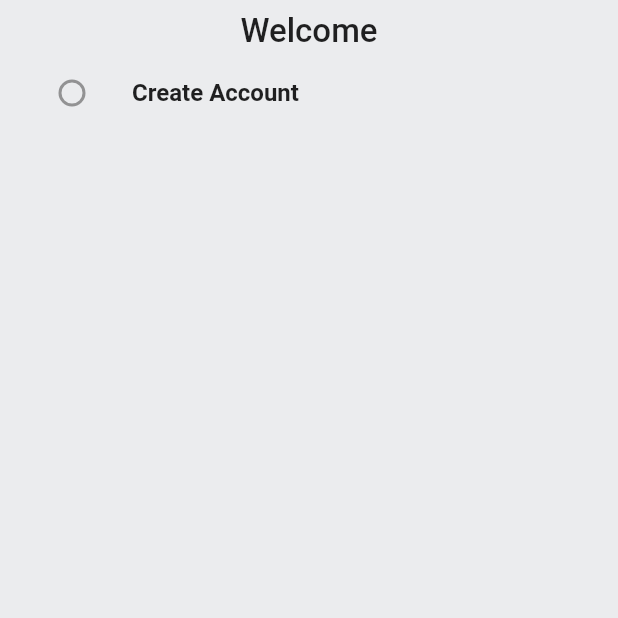
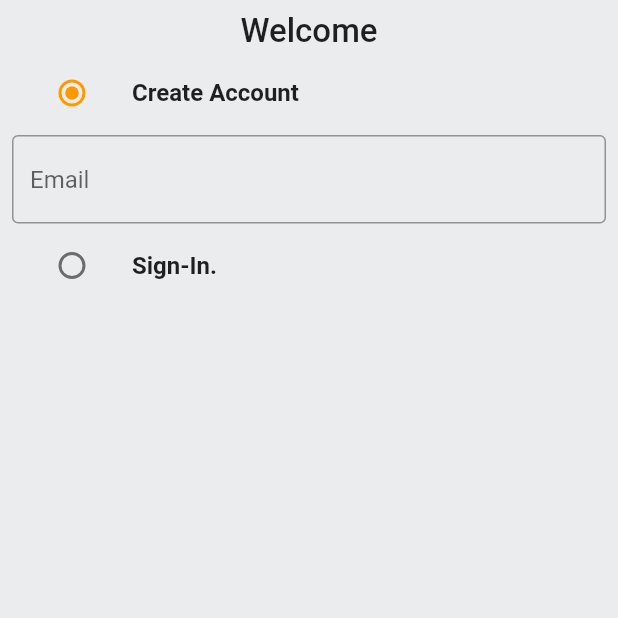
Before and after one commit to Utkarsh4517/Flutter_E-commerce, a Flutter app: the screen it shows after launch, on a phone screen of 412 x 824 dp, the top half of it. Run offline on Flutter 3.47's test engine with Material 2 defaults, Android fonts, the phone set to English and light mode, and no system bars; missing offline and left inert: dart:ffi.

Commit message:
created email form

```diff
--- /dev/null
+++ b/lib/common/widgets/custom_textfield.dart
@@ -0,0 +1,30 @@
+import 'package:flutter/material.dart';
+
+class CustomTextField extends StatelessWidget {
+  final TextEditingController controller;
+  final String hintText;
+  const CustomTextField({Key? key, required this.controller, required this.hintText,}) : super(key: key);
+
+  @override
+  Widget build(BuildContext context) {
+    return TextFormField(
+      controller: controller ,
+      decoration: InputDecoration(
+        hintText: hintText,
+        border: const OutlineInputBorder(
+          borderSide: BorderSide(
+            color: Colors.black38,
+          )
+        ),
+        enabledBorder: const OutlineInputBorder(
+          borderSide: BorderSide(
+            color: Colors.black38,
+          )
+        ),
+      ),
+      validator:(val) {
+
+      },
+    );
+  }
+}
--- a/lib/features/auth/screen/auth_screen.dart
+++ b/lib/features/auth/screen/auth_screen.dart
@@ -1,3 +1,6 @@
+import 'dart:ffi';
+
+import 'package:ecommerce_clone/common/widgets/custom_textfield.dart';
 import 'package:ecommerce_clone/constants/global_var.dart';
 import 'package:flutter/material.dart';
  // enum is used to get the index of whether user is trying to sign in or sign up inside Listtile radio
@@ -15,6 +18,21 @@
 }
 
 class _AuthScreenState extends State<AuthScreen> {
+  Auth _auth = Auth.signup;
+  final _signUpFormKey = GlobalKey<FormState>();
+  final _signIpFormKey = GlobalKey<FormState>();
+  final TextEditingController _emailController = TextEditingController();
+  final TextEditingController _passwordController = TextEditingController();
+  final TextEditingController _nameController = TextEditingController();
+
+  @override
+  void dispose(){
+    super.dispose();
+    _emailController.dispose();
+    _passwordController.dispose();
+    _nameController.dispose();
+  }
+
   @override
   Widget build(BuildContext context) {
    // Navigator.pushNamed(context, '');
@@ -41,9 +59,41 @@
                 leading: Radio(
                   activeColor: GlobalVariables.secondaryColor,
                   value: Auth.signup , // when ever we click up this radio button we want enum to set the value to signup
+                  groupValue: _auth,
+                  onChanged: (Auth? val){
+                    setState(() {
+                      _auth = val!;
+                    });
+                  }
+                ),
+              ),
+              if(_auth == Auth.signup)
+                Form(
+                  key: _signUpFormKey,
+                  child: Column(
+                    children: [
 
+                      CustomTextField(controller: _emailController, hintText:'Email' ,)
+                    ],
+                  ),
+                  ),
+                ListTile(
+                title: const Text(
+                  'Sign-In.', style: TextStyle(
+                    fontWeight: FontWeight.bold,
+                  ),
                 ),
-              )
+                leading: Radio(
+                  activeColor: GlobalVariables.secondaryColor,
+                  value: Auth.signin , // when ever we click up this radio button we want enum to set the value to signup
+                  groupValue: _auth,
+                  onChanged: (Auth? val){
+                    setState(() {
+                      _auth = val!;
+                    });
+                  }
+                ),
+              ),
             ],
           ),
         ),
```
Also changed, not shown: 3 other files.
